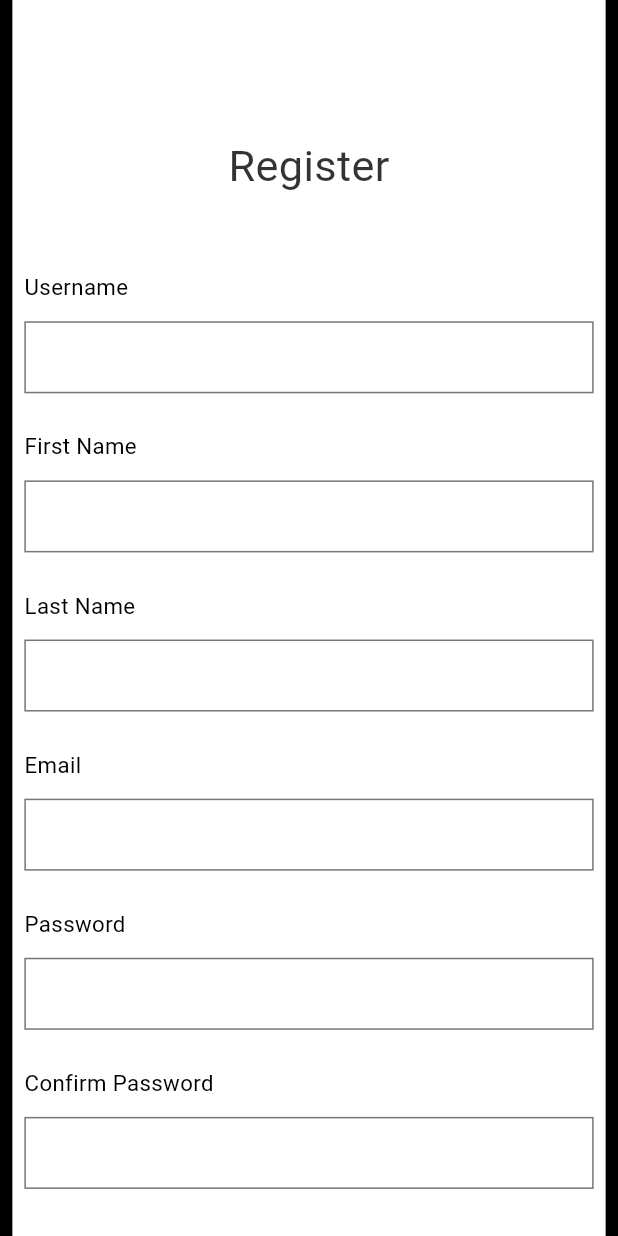
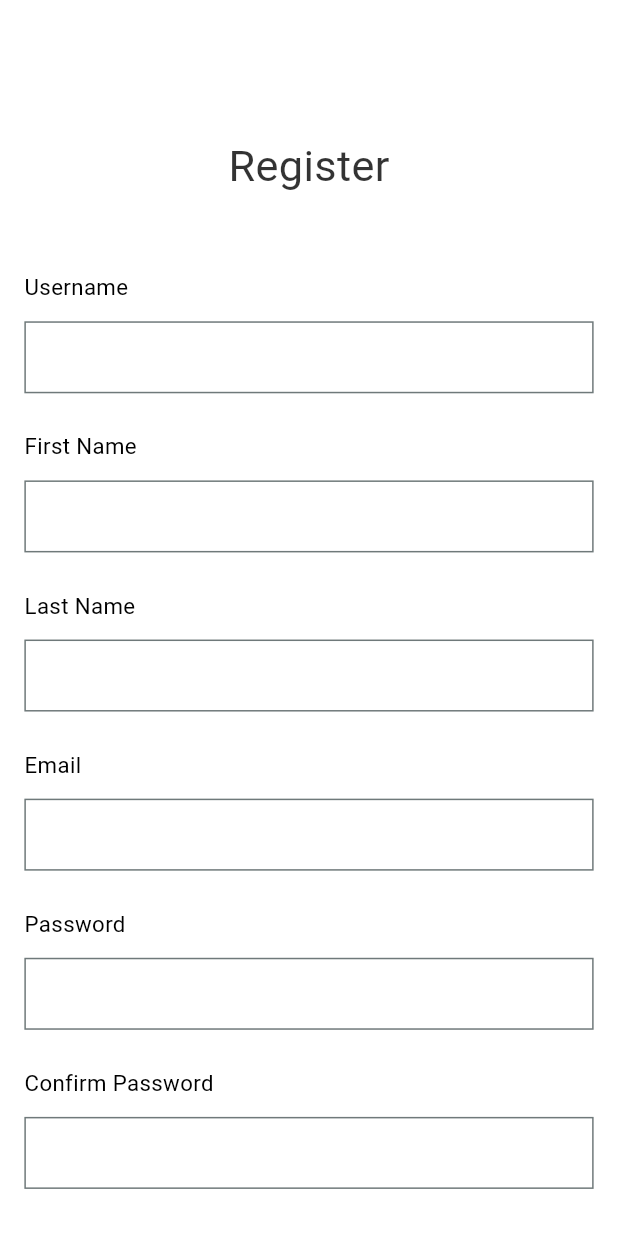
Before and after one commit to Ajy74/infozzle-task, a Flutter app: the RegisterScreen screen opened by its route, on a phone screen of 412 x 824 dp. Run offline on Flutter 3.47's test engine with Material 3 defaults, Android fonts, the phone set to English and light mode, and no system bars; our stand-ins replace bloc, flutter_bloc, flutter_secure_storage, go_router, google_fonts; accounts and stored records are empty; Roboto replaces fonts that are missing (Domine).

Commit message:
bug fixes

```diff
--- a/lib/views/login/widget/submit_button.dart
+++ b/lib/views/login/widget/submit_button.dart
@@ -22,7 +22,7 @@ class SubmitButton extends StatelessWidget {
         }
         if(state is LoginSuccessState){
           customSnackBar(context, state.message, Colors.green);
-          context.pushReplacementNamed(RouteName.bottomNavScreen);
+          context.pushReplacementNamed(RouteName.homeScreen);
         }
       },
       builder: (context, state) {
--- a/lib/views/register/register_screen.dart
+++ b/lib/views/register/register_screen.dart
@@ -51,7 +51,7 @@ class _RegisterScreenState extends State<RegisterScreen> {
     final double size = MediaQuery.of(context).size.width;
 
     return Scaffold(
-        backgroundColor: AppColor.blackColor,
+        backgroundColor: AppColor.whiteColor,
         body: BlocProvider(
           create: (context) => _registerCubit,
           child: Container(
```
